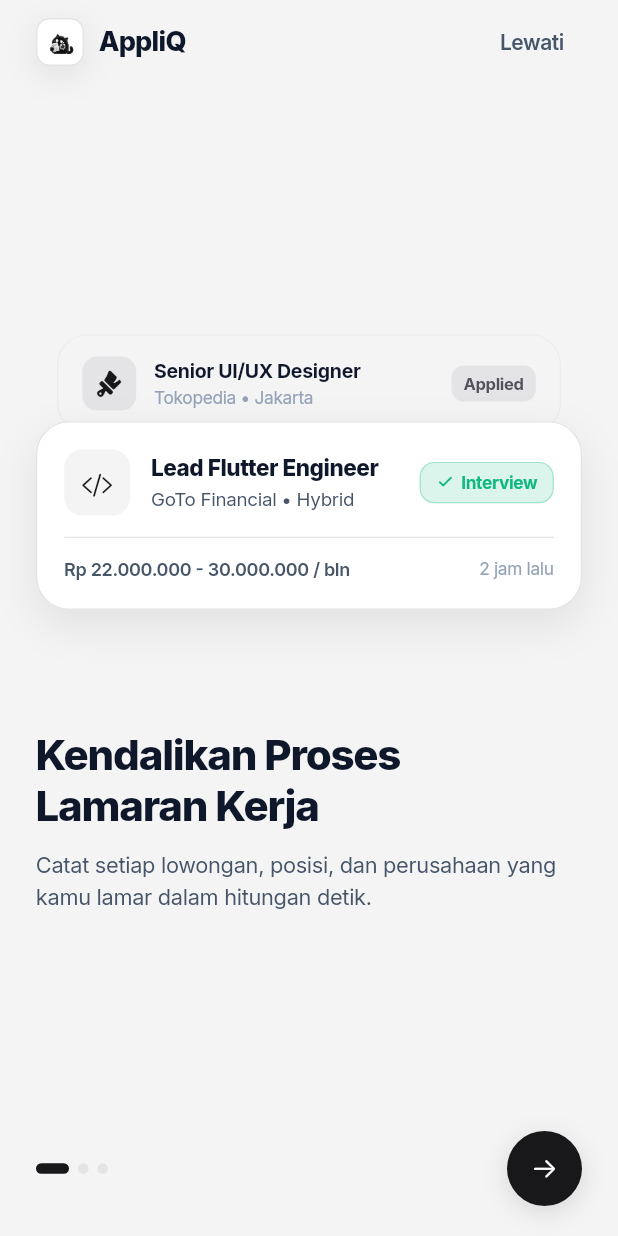
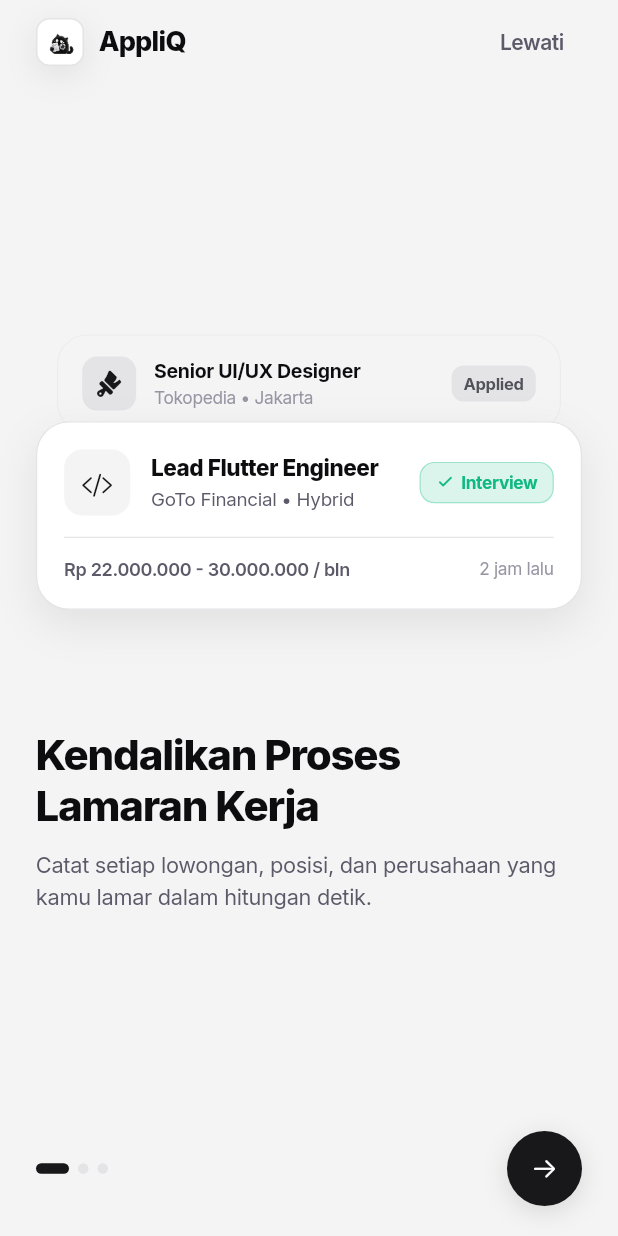
Before and after one commit to MyusiZ3/AppliQ, a Flutter app: the screen it shows after launch, on a phone screen of 412 x 824 dp. Run offline on Flutter 3.47's test engine with Material 3 defaults, Android fonts, the phone set to English and light mode, and no system bars; our stand-ins replace cached_network_image, file_picker, flutter_dotenv, flutter_local_notifications, google_fonts, google_sign_in and 5 more; missing offline and left inert: googleapis; accounts and stored records are empty.

Commit message:
feat(theme): introduce neo-pastel color tokens and adaptive theme system

```diff
--- a/lib/core/constants/app_colors.dart
+++ b/lib/core/constants/app_colors.dart
@@ -1,31 +1,40 @@
 import 'package:flutter/material.dart';
 
 class AppColors {
-  // Option 2: Electric Indigo & Royal Cobalt Palette Tokens
-  static const Color primaryIndigo = Color(0xFF6366F1);       // Electric Indigo 500
-  static const Color primaryCobalt = Color(0xFF4F46E5);       // Royal Cobalt 600
-  static const Color primaryCobaltDark = Color(0xFF4338CA);   // Deep Cobalt 700
-  static const Color indigoLight = Color(0xFF818CF8);         // Indigo 400
-  static const Color indigoSubtle = Color(0xFFEEF2FF);        // Indigo 50
-  static const Color indigoBorder = Color(0xFFC7D2FE);        // Indigo 200
-  static const Color cyanAccent = Color(0xFF38BDF8);          // Electric Cyan
+  // Neo-Pastel Palette Tokens (Non-Monochrome Mode)
+  static const Color pastelLime = Color(0xFFECFF8E);       // Kuning / Lime Pastel (#ecff8e)
+  static const Color pastelLavender = Color(0xFFBFAEF8);   // Ungu Pastel (#bfaef8)
+  static const Color pastelSky = Color(0xFF8EEFFE);        // Biru Muda Pastel (#8eeffe)
+  static const Color pastelMint = Color(0xFF9EF5CF);       // Mint / Soft Emerald
+  static const Color pastelCoral = Color(0xFFFFB2BA);      // Coral / Rose
+  static const Color pastelAmber = Color(0xFFFED888);      // Amber / Warm Gold
+  static const Color textOnPastel = Color(0xFF0D0C0F);     // Hitam Pekat (#0d0c0f)
 
-  // Option 2 Dark Surface Tokens (Deep Indigo Night)
-  static const Color darkBackgroundIndigo = Color(0xFF0B0E17);     // Deep Blue-Black
-  static const Color darkSurfaceIndigo = Color(0xFF131826);        // Midnight Indigo Card
-  static const Color darkSurfaceVariantIndigo = Color(0xFF1C2438); // Raised Slate Card
-  static const Color darkBorderIndigo = Color(0xFF263248);         // Subtle Slate Border
+  // Neo-Pastel Dark Surface Tokens (#0d0c0f system)
+  static const Color darkBackgroundPastel = Color(0xFF0D0C0F);     // Deep Obsidian Black
+  static const Color darkSurfacePastel = Color(0xFF17161B);        // Deep Charcoal Card
+  static const Color darkSurfaceVariantPastel = Color(0xFF201E27); // Raised Card
+  static const Color darkBorderPastel = Color(0xFF292735);         // Subtle Border
 
-  // Option 2 Light Surface Tokens (Royal Slate Mist)
-  static const Color lightBackgroundIndigo = Color(0xFFF4F6FB);    // Slate Mist
-  static const Color lightSurfaceIndigo = Colors.white;
-  static const Color lightSurfaceVariantIndigo = Color(0xFFEEF2F6);
-  static const Color lightBorderIndigo = Color(0xFFE2E8F0);
+  // Neo-Pastel Light Surface Tokens
+  static const Color lightBackgroundPastel = Color(0xFFF8F9FB);
+  static const Color lightSurfacePastel = Colors.white;
+  static const Color lightSurfaceVariantPastel = Color(0xFFF0F1F5);
+  static const Color lightBorderPastel = Color(0xFFE4E4EB);
+
+  // Legacy / Fallback Indigo Tokens for backward compatibility
+  static const Color primaryIndigo = Color(0xFFBFAEF8);       // Neo-Pastel Lavender primary
+  static const Color primaryCobalt = Color(0xFFBFAEF8);
+  static const Color primaryCobaltDark = Color(0xFF9F8EE0);
+  static const Color indigoLight = Color(0xFFD6CBFC);
+  static const Color indigoSubtle = Color(0xFFF4F0FF);
+  static const Color indigoBorder = Color(0xFFE0D8FD);
+  static const Color cyanAccent = Color(0xFF8EEFFE);          // Neo-Pastel Sky
 
   // Default / Monochrome Palette Tokens
-  static const Color primary = Color(0xFF4F46E5);
-  static const Color primaryDark = Color(0xFF4338CA);
-  static const Color primaryLight = Color(0xFF6366F1);
+  static const Color primary = Color(0xFFBFAEF8);
+  static const Color primaryDark = Color(0xFF9F8EE0);
+  static const Color primaryLight = Color(0xFFD6CBFC);
 
   static const Color background = Color(0xFFF4F4F5);
   static const Color surface = Colors.white;
@@ -38,25 +47,25 @@
   static const Color borderLight = Color(0xFFE5E5EA);
 
   // Typography Tokens
-  static const Color textPrimary = Color(0xFF0F172A);      // Slate 900 (High Contrast)
-  static const Color textSecondary = Color(0xFF475569);    // Slate 600
-  static const Color textHint = Color(0xFF94A3B8);         // Slate 400
+  static const Color textPrimary = Color(0xFF0D0C0F);      // Dark Obsidian (High Contrast)
+  static const Color textSecondary = Color(0xFF5C5A69);    // Muted Slate
+  static const Color textHint = Color(0xFF9896A4);         // Subtle Hint
 
   static const Color textPrimaryDark = Color(0xFFF8FAFC);  // Crisp Pure White
-  static const Color textSecondaryDark = Color(0xFF94A3B8);// Slate 400
-  static const Color textHintDark = Color(0xFF64748B);     // Slate 500
+  static const Color textSecondaryDark = Color(0xFF9896A4);// Slate 400
+  static const Color textHintDark = Color(0xFF666472);     // Slate 500
 
   // Semantic Status & Action Palette
-  static const Color statusApplied = Color(0xFF94A3B8);    // Slate
-  static const Color statusInterview = Color(0xFFF59E0B);  // Amber Gold
-  static const Color statusOffering = Color(0xFF10B981);   // Emerald Mint
-  static const Color statusAccepted = Color(0xFF22C55E);   // Green
-  static const Color statusRejected = Color(0xFFEF4444);   // Rose Red
-  static const Color statusNoResponse = Color(0xFF64748B); // Slate Muted
+  static const Color statusApplied = Color(0xFF9896A4);    // Muted Slate
+  static const Color statusInterview = Color(0xFFFED888);  // Pastel Amber
+  static const Color statusOffering = Color(0xFF9EF5CF);   // Pastel Mint
+  static const Color statusAccepted = Color(0xFFECFF8E);   // Pastel Lime
+  static const Color statusRejected = Color(0xFFFFB2BA);   // Pastel Coral
+  static const Color statusNoResponse = Color(0xFF666472); // Slate Muted
 
-  static const Color income = Color(0xFF10B981);
-  static const Color expense = Color(0xFFEF4444);
-  static const Color warning = Color(0xFFF59E0B);
+  static const Color income = Color(0xFF9EF5CF);
+  static const Color expense = Color(0xFFFFB2BA);
+  static const Color warning = Color(0xFFFED888);
   static const Color shadow = Color(0x0A000000);
 
   // Dynamic Theme Resolvers
@@ -64,34 +73,34 @@
     if (isMonochrome) {
       return isDark ? Colors.white : const Color(0xFF18181B);
     }
-    return isDark ? primaryIndigo : primaryCobalt;
+    return pastelLavender;
   }
 
   static Color getBackground({required bool isDark, required bool isMonochrome}) {
     if (isMonochrome) {
       return isDark ? backgroundDark : background;
     }
-    return isDark ? darkBackgroundIndigo : lightBackgroundIndigo;
+    return isDark ? darkBackgroundPastel : lightBackgroundPastel;
   }
 
   static Color getSurface({required bool isDark, required bool isMonochrome}) {
     if (isMonochrome) {
       return isDark ? surfaceDark : surface;
     }
-    return isDark ? darkSurfaceIndigo : lightSurfaceIndigo;
+    return isDark ? darkSurfacePastel : lightSurfacePastel;
   }
 
   static Color getSurfaceVariant({required bool isDark, required bool isMonochrome}) {
     if (isMonochrome) {
       return isDark ? surfaceVariantDark : surfaceVariant;
     }
-    return isDark ? darkSurfaceVariantIndigo : lightSurfaceVariantIndigo;
+    return isDark ? darkSurfaceVariantPastel : lightSurfaceVariantPastel;
   }
 
   static Color getBorder({required bool isDark, required bool isMonochrome}) {
     if (isMonochrome) {
       return isDark ? borderDark : borderLight;
     }
-    return isDark ? darkBorderIndigo : lightBorderIndigo;
+    return isDark ? darkBorderPastel : lightBorderPastel;
   }
 }
--- a/lib/core/constants/app_theme.dart
+++ b/lib/core/constants/app_theme.dart
@@ -19,11 +19,11 @@
 
     final primary = isMonochrome
         ? (isDark ? Colors.white : const Color(0xFF18181B))
-        : (isDark ? AppColors.primaryIndigo : AppColors.primaryCobalt);
+        : AppColors.pastelLavender;
 
     final secondary = isMonochrome
         ? (isDark ? const Color(0xFFA1A1AA) : const Color(0xFF71717A))
-        : (isDark ? AppColors.cyanAccent : AppColors.primaryIndigo);
+        : AppColors.pastelLime;
 
     final background = AppColors.getBackground(isDark: isDark, isMonochrome: isMonochrome);
     final surface = AppColors.getSurface(isDark: isDark, isMonochrome: isMonochrome);
@@ -37,13 +37,13 @@
     final colorScheme = ColorScheme(
       brightness: brightness,
       primary: primary,
-      onPrimary: isMonochrome ? (isDark ? const Color(0xFF18181B) : Colors.white) : Colors.white,
+      onPrimary: isMonochrome ? (isDark ? const Color(0xFF18181B) : Colors.white) : AppColors.textOnPastel,
       secondary: secondary,
-      onSecondary: Colors.white,
+      onSecondary: AppColors.textOnPastel,
       surface: surface,
       onSurface: textPrimary,
       error: AppColors.expense,
-      onError: Colors.white,
+      onError: AppColors.textOnPastel,
     );
 
     return ThemeData(
@@ -109,7 +109,9 @@
       elevatedButtonTheme: ElevatedButtonThemeData(
         style: ElevatedButton.styleFrom(
           backgroundColor: primary,
-          foregroundColor: isMonochrome && isDark ? const Color(0xFF18181B) : Colors.white,
+          foregroundColor: isMonochrome
+              ? (isDark ? const Color(0xFF18181B) : Colors.white)
+              : AppColors.textOnPastel,
           elevation: 0,
           padding: const EdgeInsets.symmetric(horizontal: 24, vertical: 14),
           shape: RoundedRectangleBorder(
```
Also changed, not shown: 1 other file.
